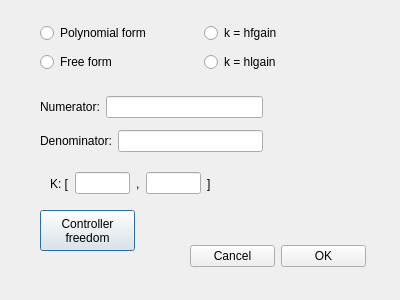
First picture: the form in src/gui/loopshaping/controller_dialog.ui, repository Isaac-Martinez-Forte/QFTbx, before the edit.
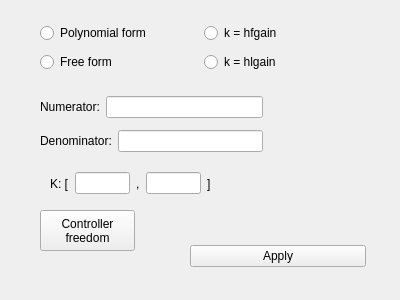
Second picture: the form after the edit.

Commit message: Lay the phases out on a canvas of cards instead of in dialogs

The edit to the form file:
```diff
--- a/src/gui/loopshaping/controller_dialog.ui
+++ b/src/gui/loopshaping/controller_dialog.ui
@@ -1,7 +1,7 @@
 <?xml version="1.0" encoding="UTF-8"?>
 <ui version="4.0">
  <class>ControllerDialog</class>
- <widget class="QDialog" name="ControllerDialog">
+ <widget class="QWidget" name="ControllerDialog">
   <property name="geometry">
    <rect>
     <x>0</x>
@@ -133,17 +133,10 @@
     </rect>
    </property>
    <layout class="QHBoxLayout" name="horizontalLayout_5">
-    <item>
-     <widget class="QPushButton" name="cancelButton">
-      <property name="text">
-       <string>Cancel</string>
-      </property>
-     </widget>
-    </item>
     <item>
      <widget class="QPushButton" name="okButton">
       <property name="text">
-       <string>OK</string>
+       <string>Apply</string>
       </property>
      </widget>
     </item>
```
The commit also changes 50 other files.
